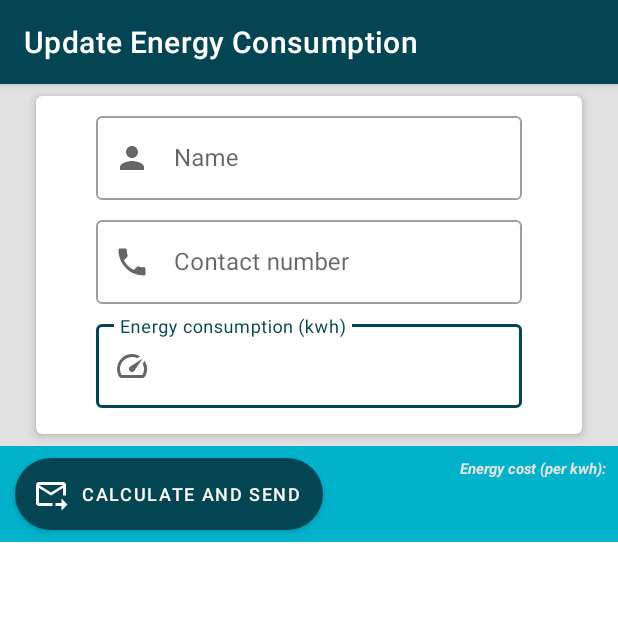
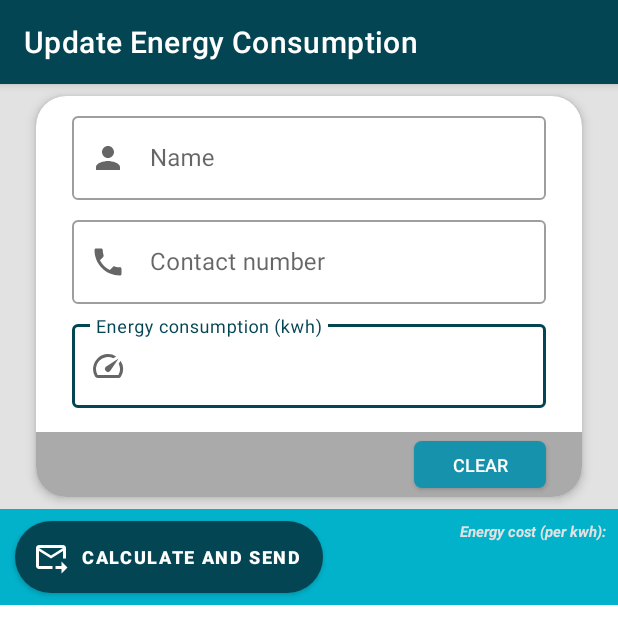
Before and after one commit to theOfficial-IrvinGiL/Thesis-Auxiliary-Android-Application-_-Energy-Consumption-Monitoring, an Android app: the readingKWH_sendingSMS screen opened directly, with no data from a screen before it, on a phone screen of 412 x 824 dp. Shown: the top 644 px of the screen. Run offline under Robolectric (Android 15) with nearby library versions, the phone set to English and light mode, and no system bars; 2 statements that could not run were skipped.

```diff
--- a/app/src/main/java/com/example/thesis_androidapplication/readingKWH_sendingSMS.java
+++ b/app/src/main/java/com/example/thesis_androidapplication/readingKWH_sendingSMS.java
@@ -4,10 +4,12 @@ import androidx.appcompat.app.AppCompatActivity;
 
 import android.database.Cursor;
 import android.os.Bundle;
+import android.view.MotionEvent;
 import android.view.View;
 import android.widget.AdapterView;
 import android.widget.ArrayAdapter;
 import android.widget.Button;
+import android.widget.EditText;
 import android.widget.ListView;
 import android.widget.TextView;
 import android.widget.Toast;
@@ -38,7 +40,7 @@ public class readingKWH_sendingSMS extends AppCompatActivity {
     private String chosen_name, chosen_contact;
 
     /*button object initialized*/
-    Button calculate_and_send;
+    Button calculate_and_send, clear_contents;
 
 
     @Override
@@ -50,6 +52,10 @@ public class readingKWH_sendingSMS extends AppCompatActivity {
         displayCost = findViewById(R.id.display_cost_textview);
         display_name = findViewById(R.id.view_name);
         display_contact = findViewById(R.id.view_contact);
+        calculate_and_send = findViewById(R.id.calcAndSend_SMS);
+
+        /*buttons*/
+        clear_contents = findViewById(R.id.clear_contents);
         calculate_and_send = findViewById(R.id.calcAndSend_SMS);
 
         /*initializing bundle*/
@@ -110,7 +116,14 @@ public class readingKWH_sendingSMS extends AppCompatActivity {
         });
 
 
-
+        /*listener to clear contents on the edittext view*/
+        clear_contents.setOnClickListener(new View.OnClickListener() {
+            @Override
+            public void onClick(View v) {
+                display_name.getEditText().setText("");
+                display_contact.getEditText().setText("");
+            }
+        });
 
 
 
--- /dev/null
+++ b/app/src/main/res/drawable/custome_button2.xml
@@ -0,0 +1,6 @@
+<?xml version="1.0" encoding="utf-8"?>
+<shape xmlns:android="http://schemas.android.com/apk/res/android" android:shape="rectangle">
+ <solid android:color="@color/ic_launcher_background"/>
+    <corners android:radius="5dp"/>
+
+</shape>
--- /dev/null
+++ b/app/src/main/res/drawable/ic_baseline_remove_circle_24.xml
@@ -0,0 +1,5 @@
+<vector android:height="24dp" android:tint="#FFFFFF"
+    android:viewportHeight="24" android:viewportWidth="24"
+    android:width="24dp" xmlns:android="http://schemas.android.com/apk/res/android">
+    <path android:fillColor="@android:color/white" android:pathData="M12,2C6.48,2 2,6.48 2,12s4.48,10 10,10 10,-4.48 10,-10S17.52,2 12,2zM17,13L7,13v-2h10v2z"/>
+</vector>
--- a/app/src/main/res/layout/activity_main.xml
+++ b/app/src/main/res/layout/activity_main.xml
@@ -20,8 +20,10 @@
 
     <androidx.appcompat.widget.AppCompatButton
         android:id="@+id/manageEnergy_Button"
-        android:layout_width="244dp"
+        android:layout_width="0dp"
         android:layout_height="63dp"
+        android:layout_marginStart="60dp"
+        android:layout_marginEnd="60dp"
         android:background="@drawable/general_button_design"
         android:text="@string/main_updateButton"
         android:textColor="@color/white"
@@ -34,14 +36,14 @@
         app:layout_constraintVertical_bias="0.587" />
 
     <androidx.appcompat.widget.AppCompatButton
-        android:textColor="@color/white"
         android:id="@+id/viewDataHistory_Button"
-        android:layout_width="245dp"
+        android:layout_width="0dp"
         android:layout_height="55dp"
         android:layout_marginTop="15dp"
         android:layout_marginBottom="124dp"
         android:background="@drawable/general_button_design"
         android:text="@string/main_viewHistory"
+        android:textColor="@color/white"
         android:textStyle="bold"
         app:layout_constraintBottom_toBottomOf="parent"
         app:layout_constraintEnd_toEndOf="@+id/manageEnergy_Button"
@@ -51,14 +53,14 @@
         app:layout_constraintVertical_bias="0.0" />
 
     <androidx.appcompat.widget.AppCompatButton
-        android:textColor="@color/white"
         android:id="@+id/instructionManual_Button"
-        android:layout_width="244dp"
+        android:layout_width="0dp"
         android:layout_height="61dp"
         android:layout_marginTop="15dp"
         android:layout_marginBottom="124dp"
         android:background="@drawable/general_button_design"
         android:text="@string/main_instructionsManual"
+        android:textColor="@color/white"
         android:textStyle="bold"
         app:layout_constraintBottom_toBottomOf="parent"
         app:layout_constraintEnd_toEndOf="@+id/viewDataHistory_Button"
--- a/app/src/main/res/layout/activity_reading_kwh_sending_sms.xml
+++ b/app/src/main/res/layout/activity_reading_kwh_sending_sms.xml
@@ -31,6 +31,7 @@
             android:background="@drawable/general_button_design"
             android:text="Calculate and Send"
             android:textSize="12sp"
+            android:textStyle="bold"
             app:icon="@drawable/ic_baseline_forward_to_inbox_24"
             app:layout_constraintBottom_toBottomOf="parent"
             app:layout_constraintEnd_toStartOf="@+id/guideline4"
@@ -79,13 +80,14 @@
 
         android:id="@+id/materialCardView"
         android:layout_width="0dp"
-        android:layout_height="225dp"
+        android:layout_height="267dp"
         android:layout_marginStart="24dp"
         android:layout_marginTop="8dp"
         android:layout_marginEnd="24dp"
         android:checkable="true"
         android:clickable="false"
         android:focusable="true"
+        app:cardCornerRadius="20dp"
         app:cardElevation="4dp"
         app:layout_constraintEnd_toEndOf="parent"
         app:layout_constraintStart_toStartOf="parent"
@@ -101,9 +103,9 @@
                 style="@style/Widget.MaterialComponents.TextInputLayout.OutlinedBox"
                 android:layout_width="0dp"
                 android:layout_height="61dp"
-                android:layout_marginStart="40dp"
+                android:layout_marginStart="24dp"
                 android:layout_marginTop="8dp"
-                android:layout_marginEnd="40dp"
+                android:layout_marginEnd="24dp"
                 android:hint="Name"
                 app:layout_constraintEnd_toEndOf="parent"
                 app:layout_constraintStart_toStartOf="parent"
@@ -120,13 +122,12 @@
 
             <com.google.android.material.textfield.TextInputLayout
                 android:id="@+id/view_contact"
-
                 style="@style/Widget.MaterialComponents.TextInputLayout.OutlinedBox"
                 android:layout_width="0dp"
                 android:layout_height="61dp"
-                android:layout_marginStart="40dp"
+                android:layout_marginStart="24dp"
                 android:layout_marginTop="8dp"
-                android:layout_marginEnd="40dp"
+                android:layout_marginEnd="24dp"
                 android:hint="Contact number"
                 app:layout_constraintEnd_toEndOf="parent"
                 app:layout_constraintStart_toStartOf="parent"
@@ -142,15 +143,14 @@
             </com.google.android.material.textfield.TextInputLayout>
 
             <com.google.android.material.textfield.TextInputLayout
-                android:id="@+id/outlinedTextField3"
+                android:id="@+id/energy_consumption"
                 style="@style/Widget.MaterialComponents.TextInputLayout.OutlinedBox"
                 android:layout_width="0dp"
                 android:layout_height="61dp"
-                android:layout_marginStart="40dp"
+                android:layout_marginStart="24dp"
                 android:layout_marginTop="8dp"
-                android:layout_marginEnd="40dp"
+                android:layout_marginEnd="24dp"
                 android:hint="Energy consumption (kwh)"
-                app:helperText="Required"
                 app:layout_constraintEnd_toEndOf="parent"
                 app:layout_constraintStart_toStartOf="parent"
                 app:layout_constraintTop_toBottomOf="@+id/view_contact"
@@ -159,10 +159,41 @@
                 <com.google.android.material.textfield.TextInputEditText
                     android:layout_width="match_parent"
                     android:layout_height="wrap_content"
-                    android:textSize="16sp"
-                    android:inputType="numberDecimal|numberSigned"/>
+                    android:inputType="numberDecimal|numberSigned"
+                    android:textSize="16sp" />
 
             </com.google.android.material.textfield.TextInputLayout>
+
+            <androidx.constraintlayout.widget.ConstraintLayout
+                android:layout_width="0dp"
+                android:layout_height="0dp"
+                android:layout_marginTop="16dp"
+                android:background="@android:color/darker_gray"
+                app:layout_constraintBottom_toBottomOf="parent"
+                app:layout_constraintEnd_toEndOf="parent"
+                app:layout_constraintStart_toStartOf="parent"
+                app:layout_constraintTop_toBottomOf="@+id/energy_consumption">
+
+                <androidx.appcompat.widget.AppCompatButton
+                    android:id="@+id/clear_contents"
+                    android:layout_width="wrap_content"
+                    android:layout_height="0dp"
+                    android:layout_marginTop="6dp"
+                    android:layout_marginEnd="24dp"
+                    android:layout_marginBottom="6dp"
+                    android:background="@drawable/custome_button2"
+                    android:elevation="6dp"
+                    android:shadowColor="@color/custom_background"
+                    android:text="clear"
+                    android:textColor="@color/white"
+                    android:textSize="12sp"
+                    app:layout_constraintBottom_toBottomOf="parent"
+                    app:layout_constraintEnd_toEndOf="parent"
+                    app:layout_constraintHorizontal_bias="1.0"
+                    app:layout_constraintStart_toStartOf="parent"
+                    app:layout_constraintTop_toTopOf="parent"
+                    tools:ignore="TouchTargetSizeCheck" />
+            </androidx.constraintlayout.widget.ConstraintLayout>
 
         </androidx.constraintlayout.widget.ConstraintLayout>
 
```
